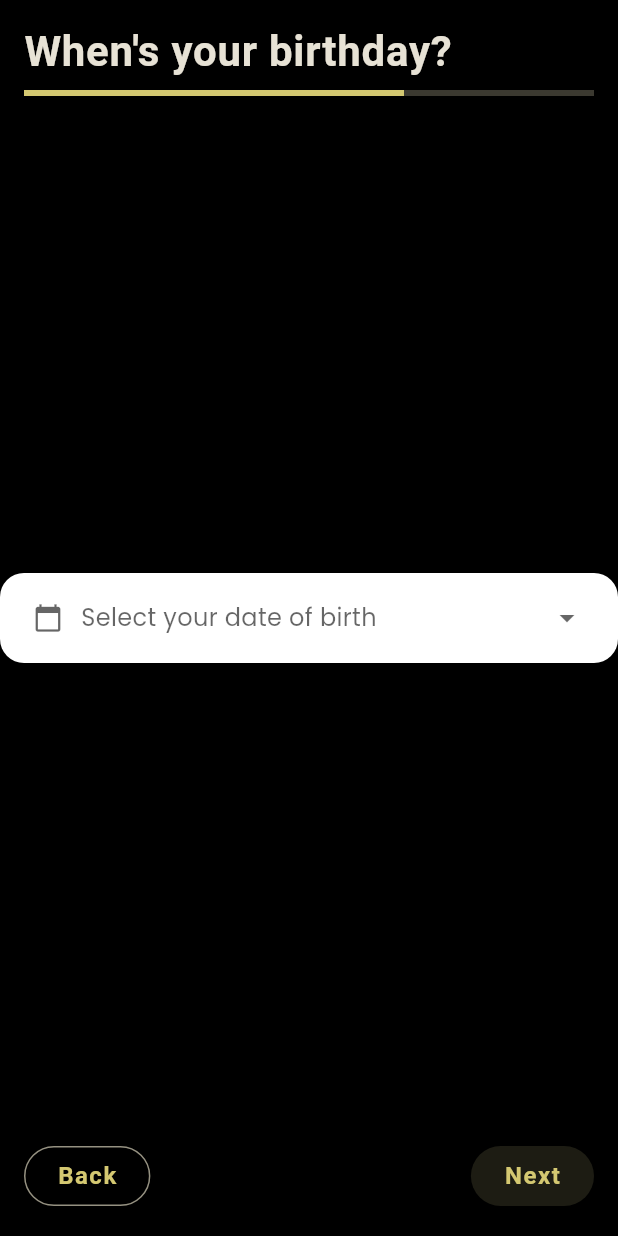
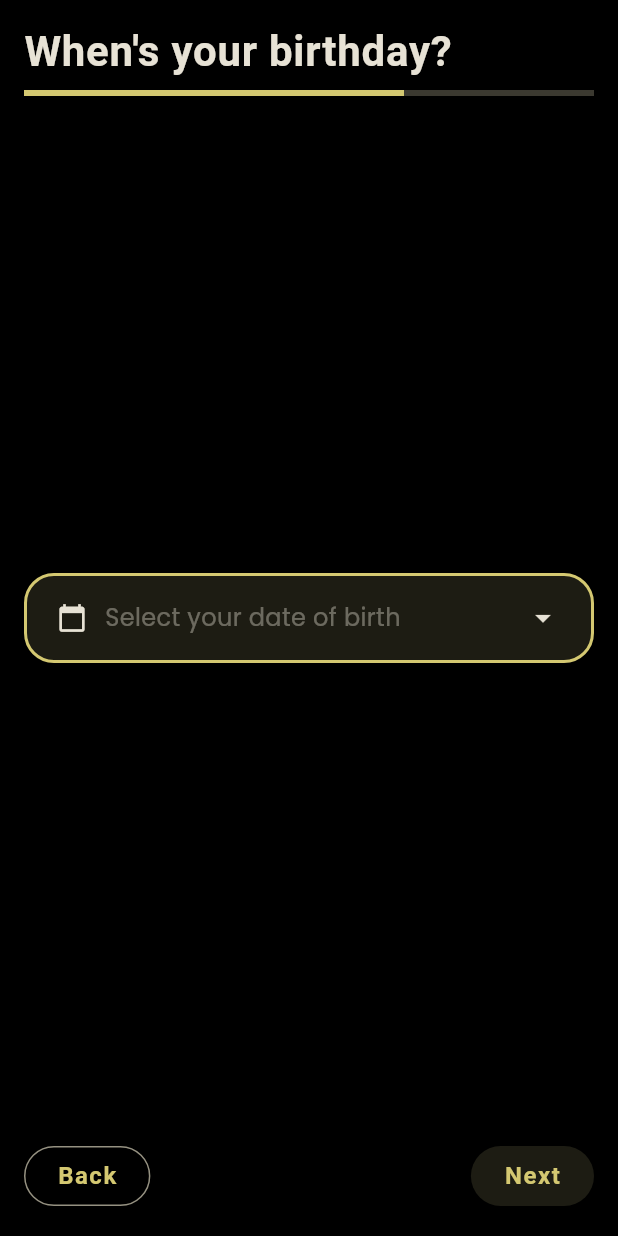
Before and after one commit to oneoneapp/oneoneapp, a Flutter app: the DobSetup widget shown alone on an empty page, opened directly with empty values, on a phone screen of 412 x 824 dp. Run offline on Flutter 3.47's test engine with Material 3 defaults, Android fonts, the phone set to English and light mode, and no system bars; our stand-ins replace dio, firebase_auth, firebase_core, firebase_messaging, get_it, go_router and 6 more; missing offline and left inert: flutter_foreground_task, flutter_webrtc, talker_dio_logger; accounts and stored records are empty; network calls fail; statements that could not run were skipped.

Commit message:
style: ui changes to setup page

```diff
--- a/lib/screens/setup/dob_setup.dart
+++ b/lib/screens/setup/dob_setup.dart
@@ -52,26 +52,20 @@ class DobSetupState extends State<DobSetup> {
           padding: EdgeInsets.symmetric(
             horizontal: Spacing.s5, vertical: Spacing.s4
           ),
+          margin: EdgeInsets.all(Spacing.s4),
           decoration: BoxDecoration(
-            color: Colors.white,
-            borderRadius: BorderRadius.circular(Spacing.s4),
+            color: ColorScheme.of(context).surfaceContainerLow,
+            borderRadius: BorderRadius.circular(20),
             border: Border.all(
-              color: _selectedDate != null ? Colors.black : Colors.transparent,
+              color: ColorScheme.of(context).primary,
               width: 2,
             ),
-            boxShadow: [
-              BoxShadow(
-                color: Colors.black.withValues(alpha: 0.1),
-                blurRadius: 10,
-                offset: Offset(0, 4),
-              ),
-            ],
           ),
           child: Row(
             children: [
               Icon(
                 Icons.calendar_today,
-                color: Colors.black.withValues(alpha: 0.6),
+                color: ColorScheme.of(context).onSurface,
                 size: 20,
               ),
               SizedBox(width: 12),
@@ -83,8 +77,8 @@ class DobSetupState extends State<DobSetup> {
                   style: TextStyle(
                     fontSize: 16,
                     color: _selectedDate != null
-                        ? Colors.black
-                        : Colors.black.withValues(alpha: 0.6),
+                        ? ColorScheme.of(context).onSurface
+                        : ColorScheme.of(context).onSurface.withAlpha(100),
                     fontWeight: _selectedDate != null
                         ? FontWeight.w500
                         : FontWeight.w400,
@@ -93,7 +87,7 @@ class DobSetupState extends State<DobSetup> {
               ),
               Icon(
                 Icons.arrow_drop_down,
-                color: Colors.black.withValues(alpha: 0.6),
+                color: ColorScheme.of(context).onSurface,
               ),
             ],
           ),
--- a/lib/screens/setup/setup_step_page.dart
+++ b/lib/screens/setup/setup_step_page.dart
@@ -72,12 +72,9 @@ class _SetupStepPageState extends State<SetupStepPage> with SingleTickerProvider
                     children: [
                       Text(
                         widget.title,
-                        style: TextTheme.of(context).headlineMedium
-                        // style: const TextStyle(
-                        //       color: Colors.white,
-                        //       fontSize: 28,
-                        //       fontWeight: FontWeight.bold
-                        // )
+                        style: TextTheme.of(context).headlineMedium?.copyWith(
+                          color: ColorScheme.of(context).onSurface,
+                        ),
                       ),
                       const SizedBox(height: Spacing.s2),
                       LinearProgressIndicator(
```
